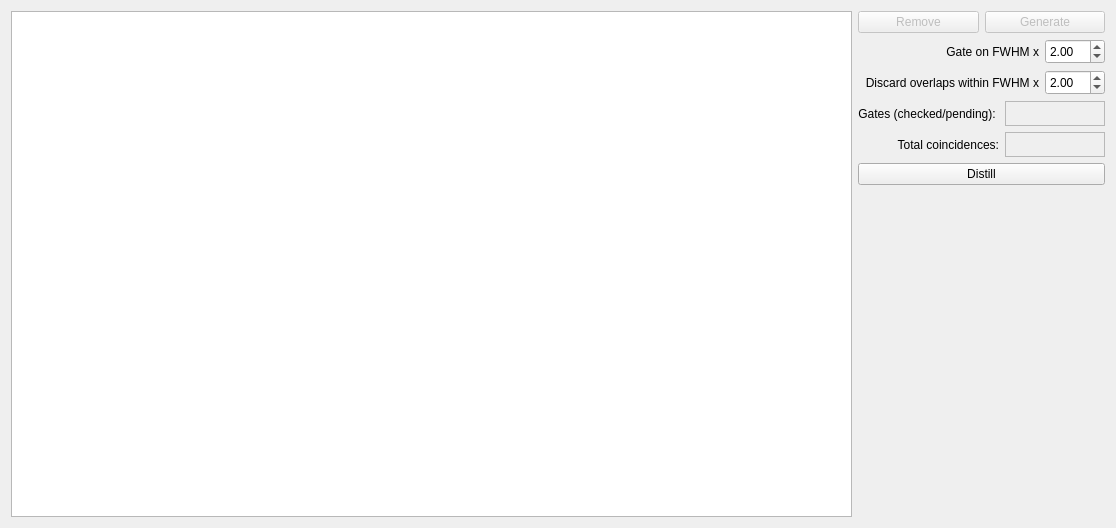
Old version of the form gui/analysis/form_multi_gates.ui in the repository usnistgov/qpx-gamma.
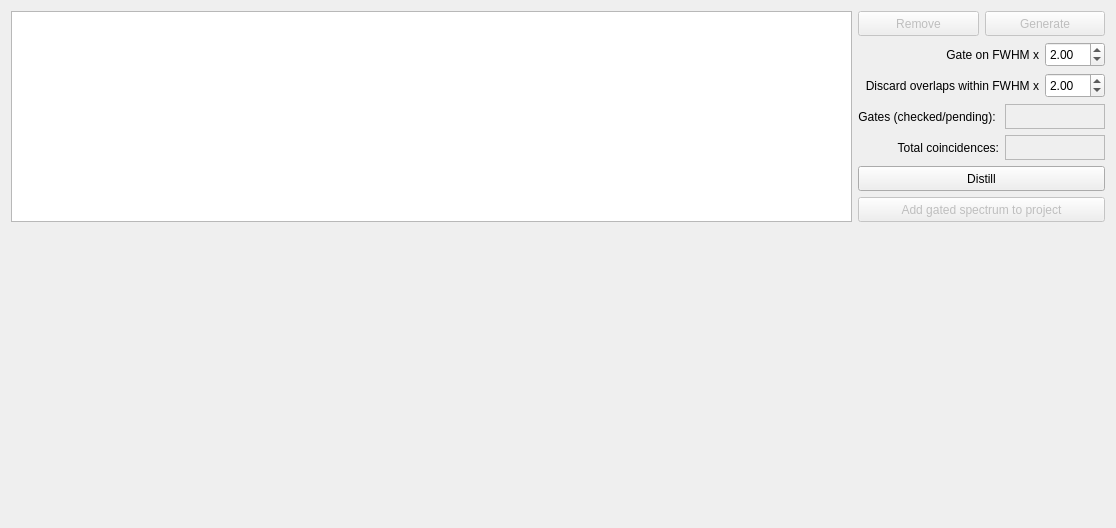
New version of the form. Custom widgets are drawn as their Qt base class.

Commit message: coincidence analysis restructuring, calibrated x-axis in peak finder widget

What changed in the file:
```diff
--- a/gui/analysis/form_multi_gates.ui
+++ b/gui/analysis/form_multi_gates.ui
@@ -14,8 +14,29 @@
    <string/>
   </property>
   <layout class="QGridLayout" name="gridLayout">
-   <item row="0" column="1">
+   <item row="0" column="0">
+    <layout class="QHBoxLayout" name="horizontalLayout_6">
+     <item>
+      <widget class="QTableView" name="tableGateList">
+       <property name="sizePolicy">
+        <sizepolicy hsizetype="Expanding" vsizetype="Maximum">
+         <horstretch>0</horstretch>
+         <verstretch>0</verstretch>
+        </sizepolicy>
+       </property>
+       <property name="maximumSize">
+        <size>
+         <width>16777215</width>
+         <height>300</height>
+        </size>
+       </property>
+      </widget>
+     </item>
+     <item>
     <layout class="QVBoxLayout" name="verticalLayout">
+       <property name="sizeConstraint">
+        <enum>QLayout::SetMaximumSize</enum>
+       </property>
      <item>
       <layout class="QHBoxLayout" name="horizontalLayout_5">
        <item>
@@ -23,6 +44,18 @@
          <property name="enabled">
           <bool>false</bool>
          </property>
+           <property name="minimumSize">
+            <size>
+             <width>0</width>
+             <height>25</height>
+            </size>
+           </property>
+           <property name="maximumSize">
+            <size>
+             <width>16777215</width>
+             <height>25</height>
+            </size>
+           </property>
          <property name="text">
           <string>Remove</string>
          </property>
@@ -33,6 +66,18 @@
          <property name="enabled">
           <bool>false</bool>
          </property>
+           <property name="minimumSize">
+            <size>
+             <width>0</width>
+             <height>25</height>
+            </size>
+           </property>
+           <property name="maximumSize">
+            <size>
+             <width>16777215</width>
+             <height>25</height>
+            </size>
+           </property>
          <property name="text">
           <string>Generate</string>
          </property>
@@ -291,33 +336,53 @@
        <property name="enabled">
         <bool>true</bool>
        </property>
+         <property name="minimumSize">
+          <size>
+           <width>0</width>
+           <height>25</height>
+          </size>
+         </property>
+         <property name="maximumSize">
+          <size>
+           <width>16777215</width>
+           <height>25</height>
+          </size>
+         </property>
        <property name="text">
         <string>Distill</string>
        </property>
       </widget>
      </item>
      <item>
-      <spacer name="verticalSpacer">
-       <property name="orientation">
-        <enum>Qt::Vertical</enum>
-       </property>
-       <property name="sizeType">
-        <enum>QSizePolicy::Expanding</enum>
-       </property>
-       <property name="sizeHint" stdset="0">
+        <widget class="QPushButton" name="pushAddGatedSpectrum">
+         <property name="enabled">
+          <bool>false</bool>
+         </property>
+         <property name="minimumSize">
+          <size>
+           <width>0</width>
+           <height>25</height>
+          </size>
+         </property>
+         <property name="maximumSize">
         <size>
-         <width>20</width>
-         <height>40</height>
-        </size>
-       </property>
-      </spacer>
+           <width>16777215</width>
+           <height>25</height>
+          </size>
+         </property>
+         <property name="text">
+          <string>Add gated spectrum to project</string>
+         </property>
+        </widget>
      </item>
     </layout>
    </item>
-   <item row="0" column="0">
-    <widget class="QTableView" name="tableGateList">
+    </layout>
+   </item>
+   <item row="1" column="0">
+    <widget class="FormCoincPeaks" name="gatedSpectrum" native="true">
      <property name="sizePolicy">
-      <sizepolicy hsizetype="Expanding" vsizetype="Expanding">
+      <sizepolicy hsizetype="Preferred" vsizetype="MinimumExpanding">
        <horstretch>0</horstretch>
        <verstretch>0</verstretch>
       </sizepolicy>
@@ -326,6 +391,14 @@
    </item>
   </layout>
  </widget>
+ <customwidgets>
+  <customwidget>
+   <class>FormCoincPeaks</class>
+   <extends>QWidget</extends>
+   <header>form_coinc_peaks.h</header>
+   <container>1</container>
+  </customwidget>
+ </customwidgets>
  <resources/>
  <connections/>
 </ui>
```
Lines whose indentation alone changed are shown as unchanged. The commit also changes 22 other files.
